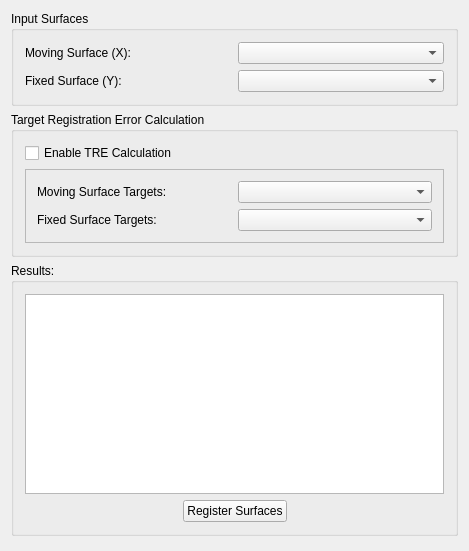
The window that Plugins/org.mitk.gui.qt.surfaceregistration/src/internal/QmitkSurfaceRegistrationViewControls.ui (MITK/MITK) describes before a commit, drawn with Qt 5.
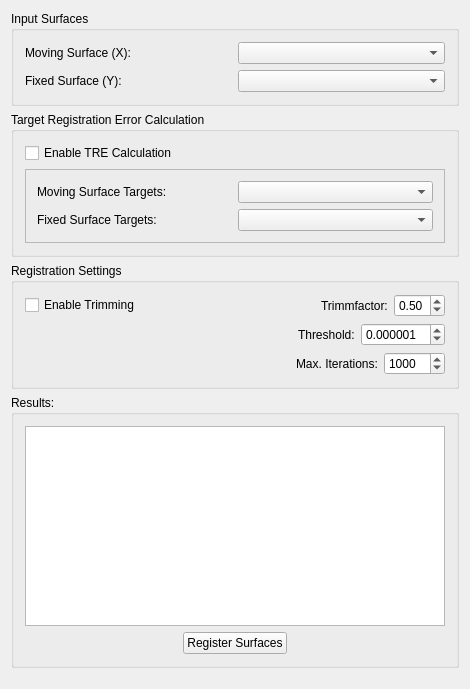
The same window after the commit. Custom widgets are drawn as their Qt base class.

Commit message: added settings groupbox and result output

```diff
--- a/Plugins/org.mitk.gui.qt.surfaceregistration/src/internal/QmitkSurfaceRegistrationViewControls.ui
+++ b/Plugins/org.mitk.gui.qt.surfaceregistration/src/internal/QmitkSurfaceRegistrationViewControls.ui
@@ -6,8 +6,8 @@
    <rect>
     <x>0</x>
     <y>0</y>
-    <width>469</width>
-    <height>551</height>
+    <width>470</width>
+    <height>689</height>
    </rect>
   </property>
   <property name="minimumSize">
@@ -117,6 +117,136 @@
      </layout>
     </widget>
    </item>
+   <item>
+    <widget class="QGroupBox" name="groupBox">
+     <property name="title">
+      <string>Registration Settings</string>
+     </property>
+     <layout class="QVBoxLayout" name="verticalLayout_5">
+      <item>
+       <layout class="QHBoxLayout" name="horizontalLayout_4">
+        <item>
+         <widget class="QCheckBox" name="m_EnableTrimming">
+          <property name="text">
+           <string>Enable Trimming</string>
+          </property>
+         </widget>
+        </item>
+        <item>
+         <spacer name="horizontalSpacer_3">
+          <property name="orientation">
+           <enum>Qt::Horizontal</enum>
+          </property>
+          <property name="sizeHint" stdset="0">
+           <size>
+            <width>40</width>
+            <height>20</height>
+           </size>
+          </property>
+         </spacer>
+        </item>
+        <item>
+         <widget class="QLabel" name="m_TrimmFactorLabel">
+          <property name="text">
+           <string>Trimmfactor:</string>
+          </property>
+         </widget>
+        </item>
+        <item>
+         <widget class="QDoubleSpinBox" name="m_TrimmFactorSpinbox">
+          <property name="decimals">
+           <number>2</number>
+          </property>
+          <property name="maximum">
+           <double>0.990000000000000</double>
+          </property>
+          <property name="singleStep">
+           <double>0.100000000000000</double>
+          </property>
+          <property name="value">
+           <double>0.500000000000000</double>
+          </property>
+         </widget>
+        </item>
+       </layout>
+      </item>
+      <item>
+       <layout class="QHBoxLayout" name="horizontalLayout_9">
+        <item>
+         <spacer name="horizontalSpacer_4">
+          <property name="orientation">
+           <enum>Qt::Horizontal</enum>
+          </property>
+          <property name="sizeHint" stdset="0">
+           <size>
+            <width>40</width>
+            <height>20</height>
+           </size>
+          </property>
+         </spacer>
+        </item>
+        <item>
+         <widget class="QLabel" name="m_ThresholdLabel">
+          <property name="text">
+           <string>Threshold:</string>
+          </property>
+         </widget>
+        </item>
+        <item>
+         <widget class="QDoubleSpinBox" name="m_ThresholdSpinbox">
+          <property name="decimals">
+           <number>6</number>
+          </property>
+          <property name="singleStep">
+           <double>0.000001000000000</double>
+          </property>
+          <property name="value">
+           <double>0.000001000000000</double>
+          </property>
+         </widget>
+        </item>
+       </layout>
+      </item>
+      <item>
+       <layout class="QHBoxLayout" name="horizontalLayout_10">
+        <item>
+         <spacer name="horizontalSpacer_5">
+          <property name="orientation">
+           <enum>Qt::Horizontal</enum>
+          </property>
+          <property name="sizeHint" stdset="0">
+           <size>
+            <width>40</width>
+            <height>20</height>
+           </size>
+          </property>
+         </spacer>
+        </item>
+        <item>
+         <widget class="QLabel" name="m_MaxIterLabel">
+          <property name="text">
+           <string>Max. Iterations:</string>
+          </property>
+         </widget>
+        </item>
+        <item>
+         <widget class="QSpinBox" name="m_MaxIterationsSpinbox">
+          <property name="maximum">
+           <number>10000</number>
+          </property>
+          <property name="singleStep">
+           <number>10</number>
+          </property>
+          <property name="value">
+           <number>1000</number>
+          </property>
+         </widget>
+        </item>
+       </layout>
+      </item>
+     </layout>
+    </widget>
+   </item>
    <item>
     <widget class="QGroupBox" name="m_ResultGroup">
      <property name="title">
```
The commit also changes 1 other file.
